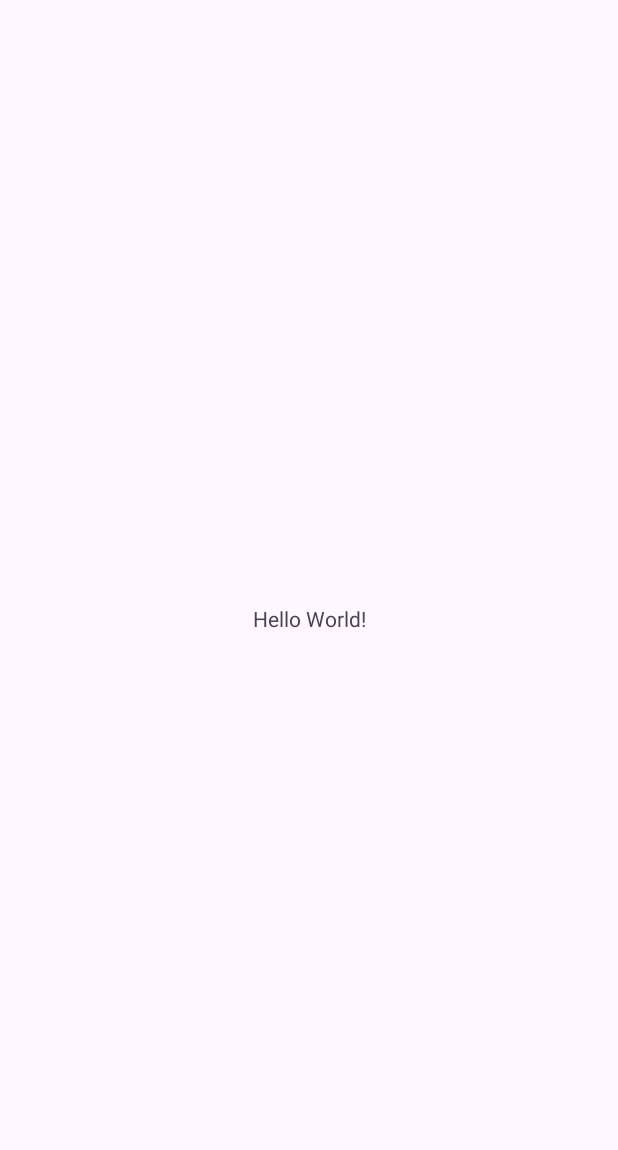
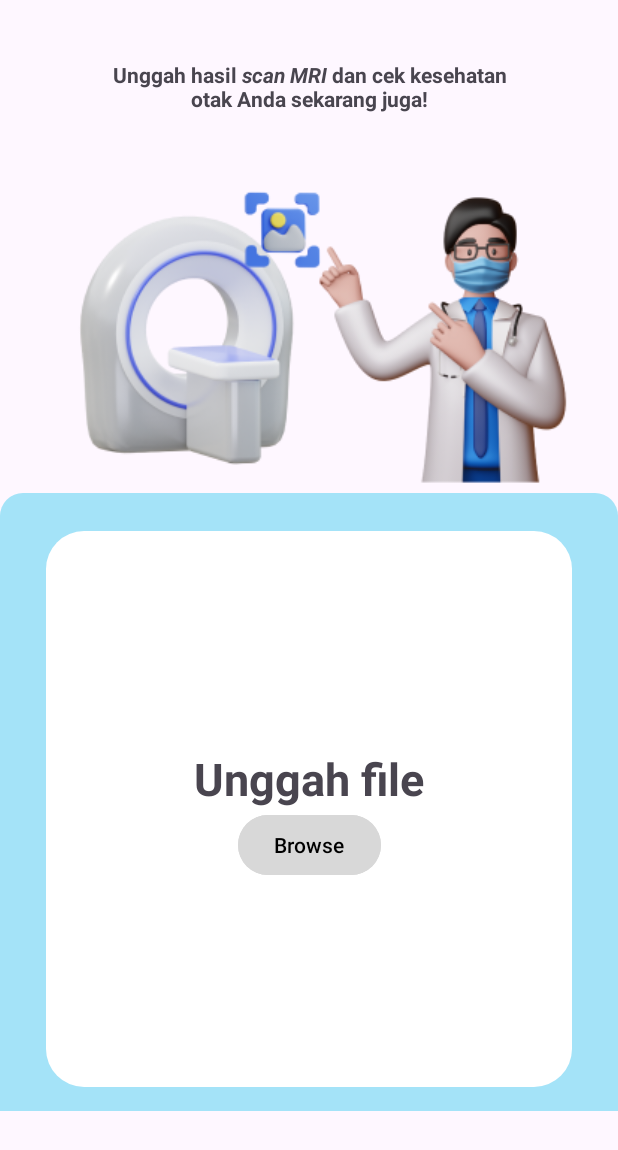
Before and after one commit to BrainHealth-Alpro/BrainHealth-MD, an Android app: the screen it shows after launch (MainActivity), on a phone screen of 412 x 824 dp. Before the commit the part shown is almost empty. Shown: the top 1150 px of the screen. Run offline under Robolectric (Android 15) with nearby library versions, the phone set to English and light mode, and no system bars.

Commit message:
Home activity

```diff
--- a/app/build.gradle.kts
+++ b/app/build.gradle.kts
@@ -33,6 +33,10 @@ android {
     kotlinOptions {
         jvmTarget = "1.8"
     }
+
+    viewBinding {
+        enable = true
+    }
 }
 
 dependencies {
--- a/app/src/main/AndroidManifest.xml
+++ b/app/src/main/AndroidManifest.xml
@@ -2,6 +2,12 @@
 <manifest xmlns:android="http://schemas.android.com/apk/res/android"
     xmlns:tools="http://schemas.android.com/tools">
 
+    <uses-feature
+        android:name="android.hardware.camera"
+        android:required="true" />
+
+    <uses-permission android:name="android.permission.READ_EXTERNAL_STORAGE" />
+    <uses-permission android:name="android.permission.CAMERA" />
     <application
         android:allowBackup="true"
         android:dataExtractionRules="@xml/data_extraction_rules"
--- /dev/null
+++ b/app/src/main/java/com/example/brainhealth/ResultFragment.kt
@@ -0,0 +1,6 @@
+package com.example.brainhealth
+
+import androidx.fragment.app.Fragment
+
+class ResultFragment : Fragment(R.layout.fragment_result) {
+}
--- /dev/null
+++ b/app/src/main/java/com/example/brainhealth/SubmitFragment.kt
@@ -0,0 +1,6 @@
+package com.example.brainhealth
+
+import androidx.fragment.app.Fragment
+
+class SubmitFragment : Fragment(R.layout.fragment_submit) {
+}
--- /dev/null
+++ b/app/src/main/java/com/example/brainhealth/UploadFragment.kt
@@ -0,0 +1,47 @@
+package com.example.brainhealth
+
+import android.content.Intent
+import android.os.Bundle
+import android.view.View
+import android.widget.Button
+import androidx.activity.result.contract.ActivityResultContracts
+import androidx.fragment.app.Fragment
+
+class UploadFragment : Fragment(R.layout.fragment_upload) {
+//    private fun selectImageInAlbum() {
+//        val intent = Intent(Intent.ACTION_GET_CONTENT)
+//        intent.type = "image/*"
+//        if (intent.resolveActivity(packageManager) != null) {
+//            startActivityForResult(intent, REQUEST_SELECT_IMAGE_IN_ALBUM)
+//        }
+//    }
+//    private fun takePhoto() {
+//        val intent1 = Intent(MediaStore.ACTION_IMAGE_CAPTURE)
+//        if (intent1.resolveActivity(packageManager) != null) {
+//            startActivityForResult(intent1, REQUEST_TAKE_PHOTO)
+//        }
+//    }
+    override fun onViewCreated(view: View, savedInstanceState: Bundle?) {
+        super.onViewCreated(view, savedInstanceState)
+
+//        val submitFragment = SubmitFragment()
+//
+//        view.findViewById<Button>(R.id.btnBrowse)?.setOnClickListener {
+//            activity?.apply {
+//                supportFragmentManager.beginTransaction().apply {
+//                    replace(R.id.main_activity_fragment_container, submitFragment)
+//                    addToBackStack(null) // Optional: add to back stack if you want to navigate back
+//                    commit()
+//                }
+//            }
+//        }
+
+        view.findViewById<Button>(R.id.btnBrowse)?.setOnClickListener {
+            val intent = Intent(Intent.ACTION_PICK)
+                .setType("image/*")
+                .setAction(Intent.ACTION_GET_CONTENT)
+
+            startActivityForResult(Intent.createChooser(intent, "Select a file"), 100)
+        }
+    }
+}
--- /dev/null
+++ b/app/src/main/res/drawable-nodpi/main_activity_blue_card_rounded_upper_corners.xml
@@ -0,0 +1,12 @@
+<?xml version="1.0" encoding="utf-8"?>
+<shape xmlns:android="http://schemas.android.com/apk/res/android"
+    android:shape="rectangle" >
+    <corners
+        android:topLeftRadius="15dp"
+        android:topRightRadius="15dp" />
+    <size
+        android:height="0dp"
+        android:width="0dp" />
+    <solid
+        android:color="#A4E3F8"/>
+</shape>
--- /dev/null
+++ b/app/src/main/res/drawable-nodpi/main_activity_white_card_rounded_all_corners.xml
@@ -0,0 +1,11 @@
+<?xml version="1.0" encoding="utf-8"?>
+<shape xmlns:android="http://schemas.android.com/apk/res/android"
+    android:shape="rectangle" >
+    <corners
+        android:radius="25dp" />
+    <size
+        android:height="0dp"
+        android:width="0dp" />
+    <solid
+        android:color="#FFFFFF"/>
+</shape>
--- a/app/src/main/res/layout/activity_main.xml
+++ b/app/src/main/res/layout/activity_main.xml
@@ -8,12 +8,54 @@
     tools:context=".MainActivity">
 
     <TextView
-        android:layout_width="wrap_content"
+        android:id="@+id/activity_home_header"
+        android:layout_width="0dp"
         android:layout_height="wrap_content"
-        android:text="Hello World!"
-        app:layout_constraintBottom_toBottomOf="parent"
+        android:text="@string/activity_main_header"
+        android:textAlignment="center"
+        android:layout_marginTop="40dp"
+        app:layout_constraintWidth_percent="0.7"
+        app:layout_constraintTop_toTopOf="parent"
         app:layout_constraintEnd_toEndOf="parent"
+        app:layout_constraintStart_toStartOf="parent" />
+    <ImageView
+        android:id="@+id/doctor_pointing_at_camera_icon_with_mri_machine"
+        android:layout_width="0dp"
+        android:layout_height="0dp"
+        android:src="@drawable/doctor_pointing_at_camera_icon_with_mri_machine"
+        app:layout_constraintWidth_percent="0.85"
+        app:layout_constraintHeight_percent="0.35"
+        app:layout_constraintTop_toBottomOf="@id/activity_home_header"
         app:layout_constraintStart_toStartOf="parent"
-        app:layout_constraintTop_toTopOf="parent" />
+        app:layout_constraintEnd_toEndOf="parent" />
+    <View
+        android:id="@+id/home_activity_blue_card_rounded_upper_corners"
+        android:layout_width="match_parent"
+        android:layout_height="0dp"
+        android:background="@drawable/main_activity_blue_card_rounded_upper_corners"
+        app:layout_constraintTop_toBottomOf="@+id/doctor_pointing_at_camera_icon_with_mri_machine"
+        android:layout_marginTop="-35dp"
+        app:layout_constraintHeight_percent="0.5" />
+    <View
+        android:id="@+id/home_activity_white_card_rounded_all_corners"
+        android:layout_width="0dp"
+        android:layout_height="0dp"
+        android:background="@drawable/main_activity_white_card_rounded_all_corners"
+        app:layout_constraintTop_toTopOf="@+id/home_activity_blue_card_rounded_upper_corners"
+        app:layout_constraintStart_toStartOf="parent"
+        app:layout_constraintEnd_toEndOf="parent"
+        android:layout_marginTop="25dp"
+        app:layout_constraintWidth_percent="0.85"
+        app:layout_constraintHeight_percent="0.45" />
+    <androidx.fragment.app.FragmentContainerView
+        android:id="@+id/main_activity_fragment_container"
+        android:layout_width="0dp"
+        android:layout_height="0dp"
+        app:layout_constraintStart_toStartOf="parent"
+        app:layout_constraintEnd_toEndOf="parent"
+        app:layout_constraintTop_toTopOf="@id/home_activity_white_card_rounded_all_corners"
+        app:layout_constraintWidth_percent="0.7"
+        app:layout_constraintHeight_percent="0.4"
+        />
 
 </androidx.constraintlayout.widget.ConstraintLayout>
--- /dev/null
+++ b/app/src/main/res/layout/fragment_upload.xml
@@ -0,0 +1,31 @@
+<?xml version="1.0" encoding="utf-8"?>
+<androidx.constraintlayout.widget.ConstraintLayout xmlns:android="http://schemas.android.com/apk/res/android"
+    xmlns:app="http://schemas.android.com/apk/res-auto"
+    xmlns:tools="http://schemas.android.com/tools"
+    android:layout_width="match_parent"
+    android:layout_height="match_parent"
+    tools:context=".UploadFragment">
+
+    <TextView
+        android:id="@+id/tv_fragment_upload"
+        android:layout_width="wrap_content"
+        android:layout_height="wrap_content"
+        android:text="@string/activity_main_fragment_upload_header"
+        android:textSize="30sp"
+        app:layout_constraintBottom_toBottomOf="parent"
+        app:layout_constraintEnd_toEndOf="parent"
+        app:layout_constraintHorizontal_bias="0.5"
+        app:layout_constraintStart_toStartOf="parent"
+        app:layout_constraintTop_toTopOf="parent"
+        app:layout_constraintVertical_bias="0.5" />
+    <Button
+        android:id="@+id/btnBrowse"
+        android:layout_width="wrap_content"
+        android:layout_height="wrap_content"
+        android:text="@string/activity_main_fragment_upload_button_browse"
+        android:backgroundTint="@color/gray"
+        android:textColor="@color/black"
+        app:layout_constraintTop_toBottomOf="@+id/tv_fragment_upload"
+        app:layout_constraintStart_toStartOf="parent"
+        app:layout_constraintEnd_toEndOf="parent" />
+</androidx.constraintlayout.widget.ConstraintLayout>
--- a/app/src/main/res/values/colors.xml
+++ b/app/src/main/res/values/colors.xml
@@ -2,4 +2,5 @@
 <resources>
     <color name="black">#FF000000</color>
     <color name="white">#FFFFFFFF</color>
+    <color name="gray">#D8D8D8</color>
 </resources>
--- a/app/src/main/res/values/strings.xml
+++ b/app/src/main/res/values/strings.xml
@@ -1,3 +1,11 @@
 <resources>
     <string name="app_name">BrainHealth</string>
+    <string name="activity_main_header"><b>Unggah hasil <i>scan MRI</i> dan cek kesehatan otak Anda sekarang juga!</b></string>
+    <string name="activity_main_fragment_upload_header"><b>Unggah file</b></string>
+    <string name="activity_main_fragment_submit_header"><b>File berhasil diunggah!</b></string>
+    <string name="activity_main_fragment_result_header"><b>Hasil Anda adalah</b></string>
+    <string name="activity_main_fragment_upload_button_drag_and_drop">Drag and drop</string>
+    <string name="activity_main_fragment_upload_button_browse">Browse</string>
+    <string name="activity_main_fragment_submit_button_submit">Submit</string>
+    <string name="activity_main_fragment_result_button_retake">Retake</string>
 </resources>
--- a/gradle/libs.versions.toml
+++ b/gradle/libs.versions.toml
@@ -5,7 +5,7 @@ coreKtx = "1.13.1"
 junit = "4.13.2"
 junitVersion = "1.1.5"
 espressoCore = "3.5.1"
-appcompat = "1.6.1"
+appcompat = "1.7.0"
 material = "1.10.0"
 activity = "1.9.0"
 constraintlayout = "2.1.4"
```
Also changed, not shown: app/src/main/java/com/example/brainhealth/MainActivity.kt (+39 -0 lines), app/src/main/res/layout/fragment_result.xml (added, +20 -0 lines), app/src/main/res/layout/fragment_submit.xml (added, +31 -0 lines), app/src/main/res/drawable-nodpi/brain_verdict_disease.png (added), app/src/main/res/drawable-nodpi/brain_verdict_healthy.png (added), app/src/main/res/drawable-nodpi/doctor_pointing_at_camera_icon_with_mri_machine.png (added).
